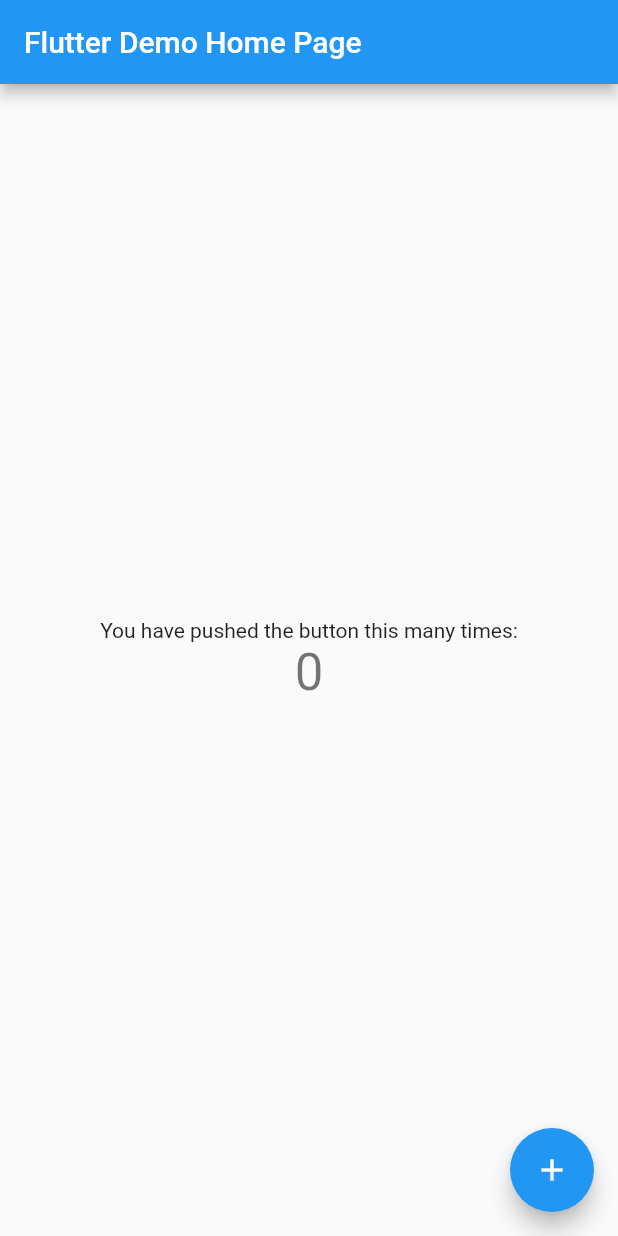
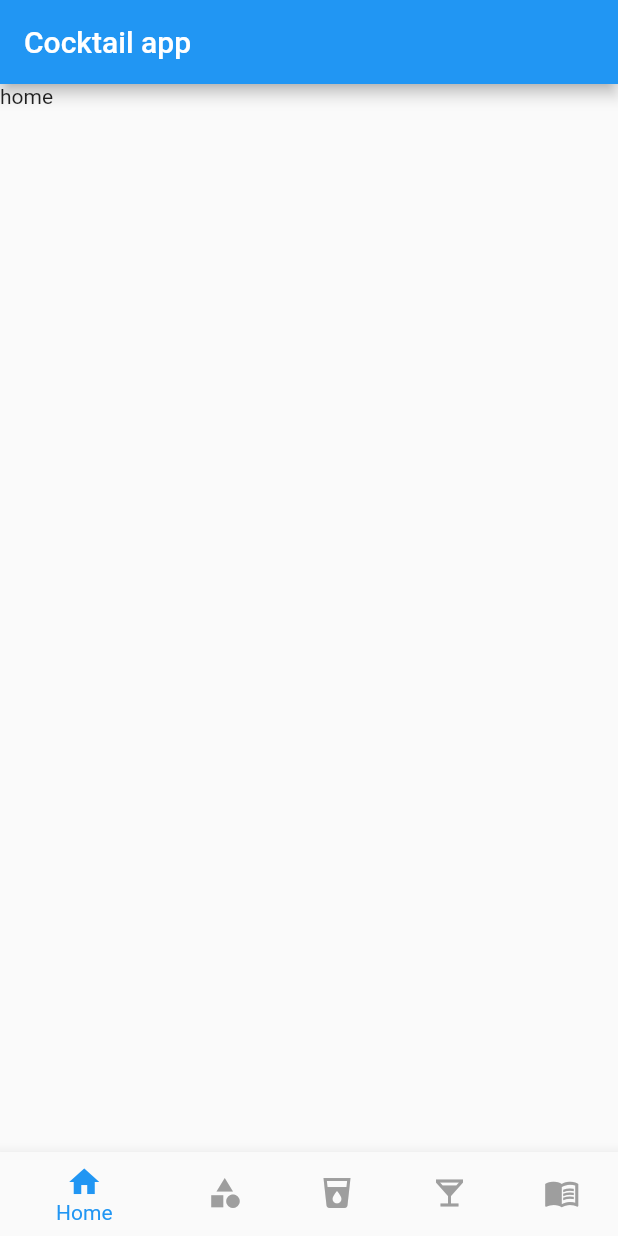
Before and after one commit to kulotski321/cocktail_app, a Flutter app: the screen it shows after launch, on a phone screen of 412 x 824 dp. Run offline on Flutter 3.47's test engine with Material 2 defaults, Android fonts, the phone set to English and light mode, and no system bars.

Commit message:
Add home screen and bottom navbar

```diff
--- a/lib/main.dart
+++ b/lib/main.dart
@@ -1,3 +1,4 @@
+import 'package:cocktail_app/presentation/home_screen.dart';
 import 'package:flutter/material.dart';
 
 void main() {
@@ -13,53 +14,7 @@
       theme: ThemeData(
         primarySwatch: Colors.blue,
       ),
-      home: const MyHomePage(title: 'Flutter Demo Home Page'),
+      home: const HomeScreen(),
     );
   }
 }
-
-class MyHomePage extends StatefulWidget {
-  const MyHomePage({Key? key, required this.title}) : super(key: key);
-  final String title;
-
-  @override
-  State<MyHomePage> createState() => _MyHomePageState();
-}
-
-class _MyHomePageState extends State<MyHomePage> {
-  int _counter = 0;
-
-  void _incrementCounter() {
-    setState(() {
-      _counter++;
-    });
-  }
-
-  @override
-  Widget build(BuildContext context) {
-    return Scaffold(
-      appBar: AppBar(
-        title: Text(widget.title),
-      ),
-      body: Center(
-        child: Column(
-          mainAxisAlignment: MainAxisAlignment.center,
-          children: <Widget>[
-            const Text(
-              'You have pushed the button this many times:',
-            ),
-            Text(
-              '$_counter',
-              style: Theme.of(context).textTheme.headline4,
-            ),
-          ],
-        ),
-      ),
-      floatingActionButton: FloatingActionButton(
-        onPressed: _incrementCounter,
-        tooltip: 'Increment',
-        child: const Icon(Icons.add),
-      ),
-    );
-  }
-}
--- /dev/null
+++ b/lib/presentation/home_screen.dart
@@ -0,0 +1,74 @@
+import 'package:flutter/material.dart';
+
+class HomeScreen extends StatefulWidget {
+  const HomeScreen({Key? key}) : super(key: key);
+
+  @override
+  State<HomeScreen> createState() => _HomeScreenState();
+}
+
+class _HomeScreenState extends State<HomeScreen> {
+  int _selectedIndex = 0;
+  PageController pageController = PageController();
+
+  void _onItemTapped(int index) {
+    setState(() {
+      _selectedIndex = index;
+    });
+    pageController.jumpToPage(index);
+  }
+
+  void _onPageChanged(int page) {
+    setState(() {
+      _selectedIndex = page;
+    });
+  }
+
+  @override
+  Widget build(BuildContext context) {
+    return Scaffold(
+      appBar: AppBar(
+        title: const Text('Cocktail app'),
+      ),
+      body: PageView(
+        controller: pageController,
+        onPageChanged: _onPageChanged,
+        children: const [
+          Text('home'),
+          Text('home'),
+          Text('home'),
+          Text('home'),
+          Text('home'),
+        ],
+      ),
+      bottomNavigationBar: BottomNavigationBar(
+        items: const <BottomNavigationBarItem>[
+          BottomNavigationBarItem(
+            icon: Icon(Icons.home),
+            label: 'Home',
+          ),
+          BottomNavigationBarItem(
+            icon: Icon(Icons.category),
+            label: 'Category',
+          ),
+          BottomNavigationBarItem(
+            icon: Icon(Icons.local_drink),
+            label: 'Glass',
+          ),
+          BottomNavigationBarItem(
+            icon: Icon(Icons.local_bar),
+            label: 'Alcoholic',
+          ),
+          BottomNavigationBarItem(
+            icon: Icon(Icons.menu_book),
+            label: 'Ingredients',
+          ),
+        ],
+        currentIndex: _selectedIndex,
+        selectedItemColor: Colors.blue,
+        unselectedItemColor: Colors.grey,
+        onTap: _onItemTapped,
+      ),
+    );
+  }
+}
```
